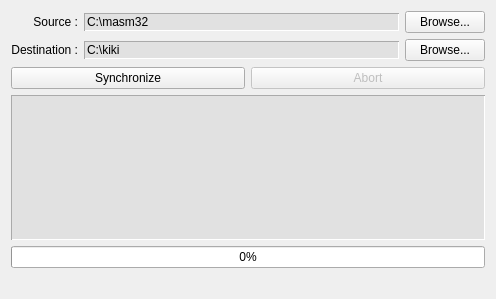
Old version of the form qt/synchro_simple/synchro_simple/dialog.ui in the repository hlaporthein/sandbox.
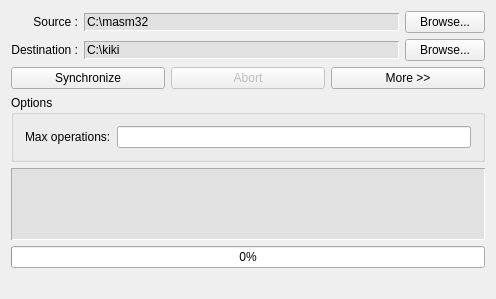
New version of the form. Icons and pictures are not drawn.

Diff of the .ui file:
```diff
--- a/qt/synchro_simple/synchro_simple/dialog.ui
+++ b/qt/synchro_simple/synchro_simple/dialog.ui
@@ -112,8 +112,37 @@
          </property>
         </widget>
        </item>
+       <item>
+        <widget class="QPushButton" name="moreButton">
+         <property name="text">
+          <string>More &gt;&gt;</string>
+         </property>
+        </widget>
+       </item>
       </layout>
      </item>
+     <item>
+      <widget class="QGroupBox" name="optionsGroupBox">
+       <property name="title">
+        <string>Options</string>
+       </property>
+       <layout class="QGridLayout" name="gridLayout_2">
+        <item row="0" column="1">
+         <widget class="QLineEdit" name="maxOpLineEdit"/>
+        </item>
+        <item row="0" column="0">
+         <widget class="QLabel" name="label_3">
+          <property name="toolTip">
+           <string>Max number of operations during a synchronization</string>
+          </property>
+          <property name="text">
+           <string>Max operations:</string>
+          </property>
+         </widget>
+        </item>
+       </layout>
+      </widget>
+     </item>
      <item>
       <widget class="QTextEdit" name="traceTextEdit">
        <property name="cursor" stdset="0">
```
Left out of the diff: 3 changed lines with no effect on the pictures.
